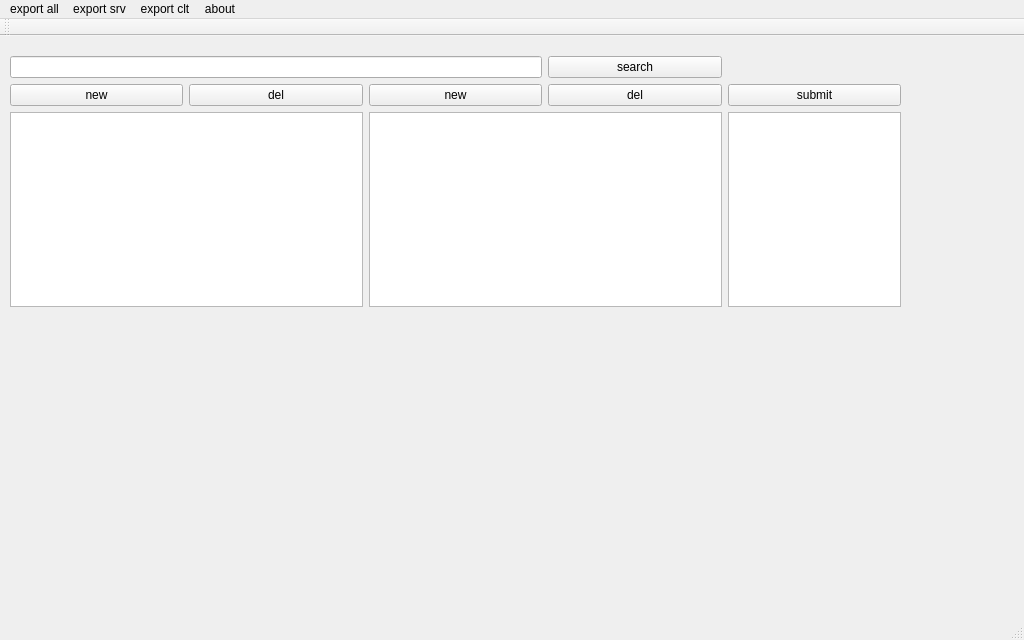
Above: mainwindow.ui from changnet/SPEditor before the change. Below: the same form after it.
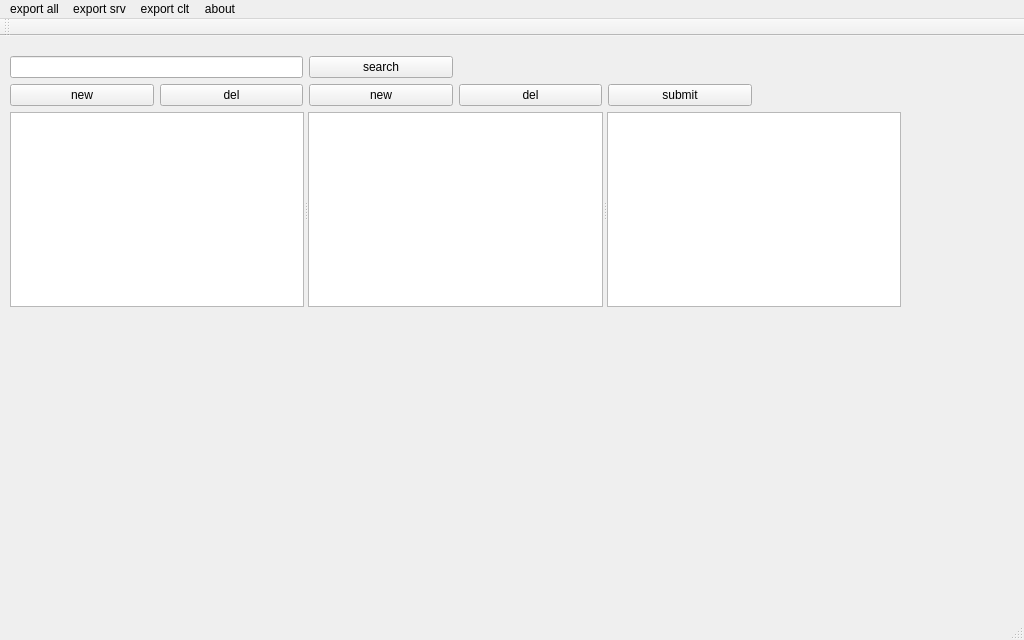
That is the form after the change.

The edit to the form file:
```diff
--- a/mainwindow.ui
+++ b/mainwindow.ui
@@ -23,7 +23,7 @@
       <height>271</height>
      </rect>
     </property>
-    <layout class="QGridLayout" name="gridLayout" columnstretch="1,1,1,1,1" columnminimumwidth="0,0,0,0,0">
+    <layout class="QGridLayout" name="gridLayout" columnstretch="0,0,0,0,0,0">
      <property name="sizeConstraint">
       <enum>QLayout::SetDefaultConstraint</enum>
      </property>
@@ -42,27 +42,6 @@
      <property name="horizontalSpacing">
       <number>6</number>
      </property>
-     <item row="1" column="2">
-      <widget class="QPushButton" name="command_new">
-       <property name="text">
-        <string>new</string>
-       </property>
-      </widget>
-     </item>
-     <item row="1" column="3">
-      <widget class="QPushButton" name="command_del">
-       <property name="text">
-        <string>del</string>
-       </property>
-      </widget>
-     </item>
-     <item row="1" column="1">
-      <widget class="QPushButton" name="module_del">
-       <property name="text">
-        <string>del</string>
-       </property>
-      </widget>
-     </item>
      <item row="1" column="0">
       <widget class="QPushButton" name="module_new">
        <property name="text">
@@ -70,28 +49,57 @@
        </property>
       </widget>
      </item>
-     <item row="2" column="2" colspan="2">
-      <widget class="QTableWidget" name="command_tbl"/>
-     </item>
-     <item row="2" column="4">
-      <widget class="QPlainTextEdit" name="detail_edt">
-       <property name="lineWrapMode">
-        <enum>QPlainTextEdit::NoWrap</enum>
-       </property>
-      </widget>
-     </item>
-     <item row="0" column="0" colspan="3">
+     <item row="0" column="0" colspan="2">
       <widget class="QLineEdit" name="search_edt"/>
      </item>
-     <item row="0" column="3">
+     <item row="2" column="0" colspan="6">
+      <widget class="QSplitter" name="splitter">
+       <property name="orientation">
+        <enum>Qt::Horizontal</enum>
+       </property>
+       <widget class="QTableWidget" name="module_tbl">
+        <property name="tabKeyNavigation">
+         <bool>false</bool>
+        </property>
+        <attribute name="horizontalHeaderShowSortIndicator" stdset="0">
+         <bool>true</bool>
+        </attribute>
+       </widget>
+       <widget class="QTableWidget" name="command_tbl"/>
+       <widget class="QPlainTextEdit" name="detail_edt">
+        <property name="lineWrapMode">
+         <enum>QPlainTextEdit::NoWrap</enum>
+        </property>
+       </widget>
+      </widget>
+     </item>
+     <item row="1" column="1">
+      <widget class="QPushButton" name="module_del">
+       <property name="text">
+        <string>del</string>
+       </property>
+      </widget>
+     </item>
+     <item row="0" column="2">
       <widget class="QPushButton" name="search_btn">
        <property name="text">
         <string>search</string>
        </property>
       </widget>
      </item>
-     <item row="2" column="0" colspan="2">
-      <widget class="QTableWidget" name="module_tbl"/>
+     <item row="1" column="2">
+      <widget class="QPushButton" name="command_new">
+       <property name="text">
+        <string>new</string>
+       </property>
+      </widget>
+     </item>
+     <item row="1" column="3">
+      <widget class="QPushButton" name="command_del">
+       <property name="text">
+        <string>del</string>
+       </property>
+      </widget>
      </item>
      <item row="1" column="4">
       <widget class="QPushButton" name="submit_btn">
```
